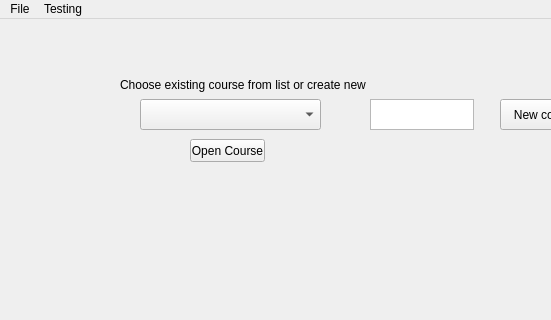
Before: the Qt Designer form MainMenuWindow.ui in wshknmt/QT-SuperMemo, drawn with Qt 5; both pictures show x 0 to 551 and y 0 to 320 of the 800 by 600 pixel window.
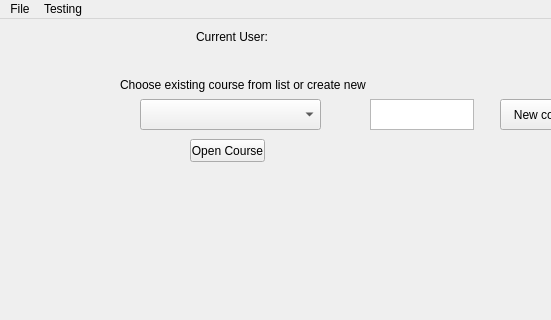
After: the same form once the commit is applied.

Patch:
```diff
--- a/MainMenuWindow.ui
+++ b/MainMenuWindow.ui
@@ -86,6 +86,38 @@
      <string>Warp Time by 7 days</string>
     </property>
    </widget>
+   <widget class="QWidget" name="">
+    <property name="geometry">
+     <rect>
+      <x>196</x>
+      <y>10</y>
+      <width>231</width>
+      <height>16</height>
+     </rect>
+    </property>
+    <layout class="QHBoxLayout" name="horizontalLayout">
+     <item>
+      <widget class="QLabel" name="label_2">
+       <property name="sizePolicy">
+        <sizepolicy hsizetype="Fixed" vsizetype="Preferred">
+         <horstretch>2</horstretch>
+         <verstretch>0</verstretch>
+        </sizepolicy>
+       </property>
+       <property name="text">
+        <string>Current User:</string>
+       </property>
+      </widget>
+     </item>
+     <item>
+      <widget class="QLabel" name="userDisplayLabel">
+       <property name="text">
+        <string/>
+       </property>
+      </widget>
+     </item>
+    </layout>
+   </widget>
   </widget>
   <widget class="QMenuBar" name="menubar">
    <property name="geometry">
```
Left out of the diff: 6 changed lines with no effect on the pictures.
